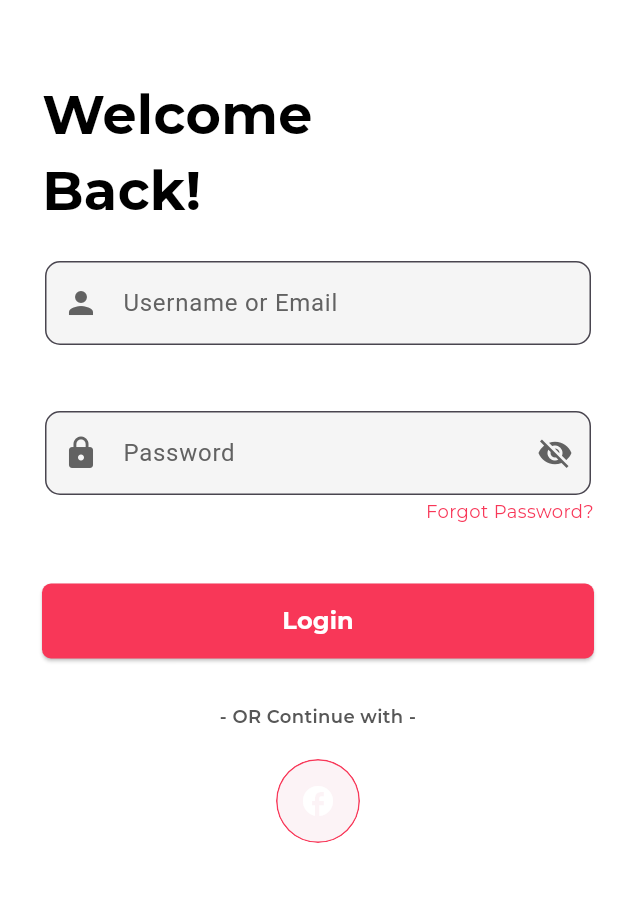
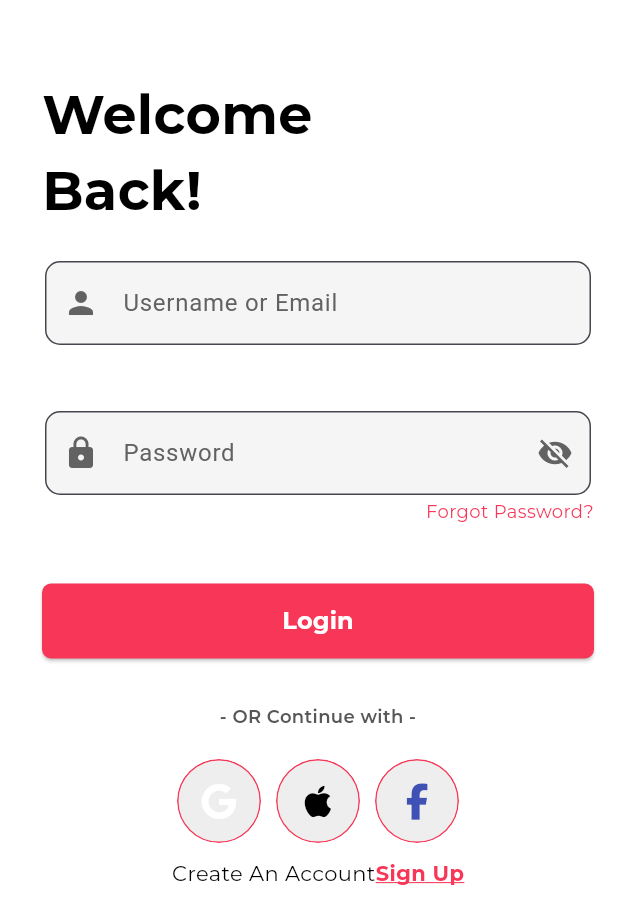
Before and after one commit to boypaida12/ecommerceapp, a Flutter app: the screen it shows after launch, on a phone screen of 412 x 824 dp. Shown: the top 924 px of the screen. Run offline on Flutter 3.47's test engine with Material 3 defaults, Android fonts, the phone set to English and light mode, and no system bars; our stand-ins replace dots_indicator, font_awesome_flutter, introduction_screen.

Commit message:
Log in screen done

```diff
--- a/lib/onboarding_screens/onboarding_authentication/login.dart
+++ b/lib/onboarding_screens/onboarding_authentication/login.dart
@@ -1,4 +1,5 @@
 import 'package:flutter/material.dart';
+import 'package:font_awesome_flutter/font_awesome_flutter.dart';
 
 class LogInScreen extends StatefulWidget {
   const LogInScreen({super.key});
@@ -112,10 +113,10 @@ class _LogInScreenState extends State<LogInScreen> {
                       color: Color.fromRGBO(87, 87, 87, 1.0),
                       fontSize: 12),
                 ),
-                SizedBox(height: 20),
-                const Center(
+                const SizedBox(height: 20),
+                Center(
                   child: Row(
-                    mainAxisAlignment: MainAxisAlignment.spaceEvenly,
+                    mainAxisAlignment: MainAxisAlignment.center,
                     children: [
                       ClipOval(
                         child: Material(
@@ -125,16 +126,67 @@ class _LogInScreenState extends State<LogInScreen> {
                             ),
                           ),
 
-                          color: Color.fromRGBO(
-                              252, 243, 246, 1.0), // button color
-                          child: InkWell(
+                          color: Colors.grey.shade200, // button color
+                          child: const InkWell(
                             splashColor: Colors.red, // inkwell color
-                            child: const SizedBox(
+                            child: SizedBox(
                                 width: 56,
                                 height: 56,
-                                child: Icon(
-                                  Icons.facebook,
-                                  color: Colors.white,
+                                child: Center(
+                                  child: FaIcon(
+                                    FontAwesomeIcons.google,
+                                    color: Colors.white,
+                                  ),
+                                )),
+                            onTap: null,
+                          ),
+                        ),
+                      ),
+                      const SizedBox(width: 10),
+                      ClipOval(
+                        child: Material(
+                          shape: const CircleBorder(
+                            side: BorderSide(
+                              color: Color(0xFFF83758),
+                            ),
+                          ),
+
+                          color: Colors.grey.shade200, // button color
+                          child: const InkWell(
+                            splashColor: Colors.red, // inkwell color
+                            child: SizedBox(
+                                width: 56,
+                                height: 56,
+                                child: Center(
+                                  child: FaIcon(
+                                    FontAwesomeIcons.apple,
+                                    color: Colors.black,
+                                  ),
+                                )),
+                            onTap: null,
+                          ),
+                        ),
+                      ),
+                      const SizedBox(width: 10),
+                      ClipOval(
+                        child: Material(
+                          shape: const CircleBorder(
+                            side: BorderSide(
+                              color: Color(0xFFF83758),
+                            ),
+                          ),
+
+                          color: Colors.grey.shade200, // button color
+                          child: const InkWell(
+                            splashColor: Colors.red, // inkwell color
+                            child: SizedBox(
+                                width: 56,
+                                height: 56,
+                                child: Center(
+                                  child: FaIcon(
+                                    FontAwesomeIcons.facebookF,
+                                    color: Colors.indigo,
+                                  ),
                                 )),
                             onTap: null,
                           ),
@@ -142,7 +194,22 @@ class _LogInScreenState extends State<LogInScreen> {
                       ),
                     ],
                   ),
-                )
+                ),
+                const SizedBox(height: 10),
+                const Row(
+                    mainAxisAlignment: MainAxisAlignment.center,
+                    children: [
+                      const Text('Create An Account',
+                          style: TextStyle(
+                              fontFamily: 'Montserrat', color: Colors.black)),
+                      Text('Sign Up',
+                          style: TextStyle(
+                              color: Color(0xFFF83758),
+                              fontFamily: 'Montserrat',
+                              fontWeight: FontWeight.bold,
+                              decoration: TextDecoration.underline,
+                              decorationColor: Color(0xFFF83758)))
+                    ]),
               ],
             ),
           )),
--- a/lib/style_app.dart
+++ b/lib/style_app.dart
@@ -1,5 +1,5 @@
 import 'package:ecommerceapp/onboarding_screens/onboarding_authentication/login.dart';
-import 'package:ecommerceapp/onboarding_screens/slider.dart';
+
 
 import 'package:flutter/material.dart';
 
--- a/pubspec.yaml
+++ b/pubspec.yaml
@@ -19,6 +19,8 @@ dependencies:
   introduction_screen: ^3.1.12
   dots_indicator: ^2.1.2
   font_awesome_flutter: ^10.7.0
+  flutter_svg: ^2.0.9
+
 
 dev_dependencies:
   flutter_test:
@@ -57,7 +59,7 @@ flutter:
   fonts:
     - family: Montserrat
       fonts:
-        - asset: fonts/montserrat.ttf
+        - asset: assets/fonts/montserrat.ttf
   #       - asset: fonts/Schyler-Italic.ttf
   #         style: italic
   #   - family: Trajan Pro
```
Also changed, not shown: assets/images/google.png (added), assets/images/googleSvg.svg (added), pubspec.lock.
